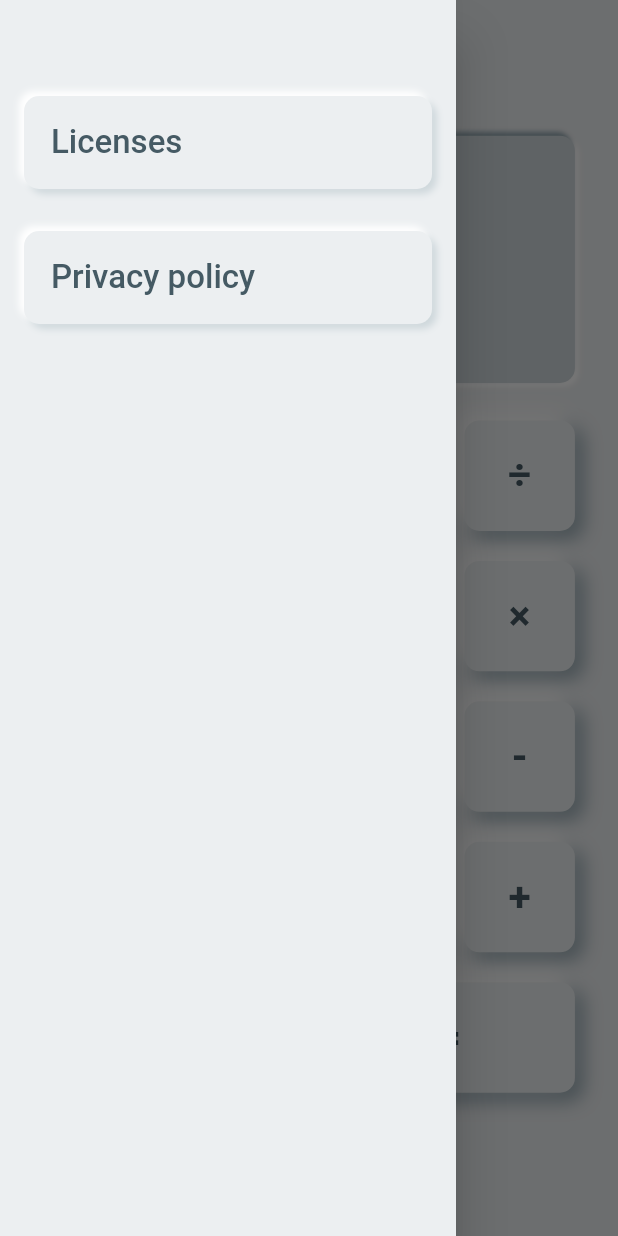
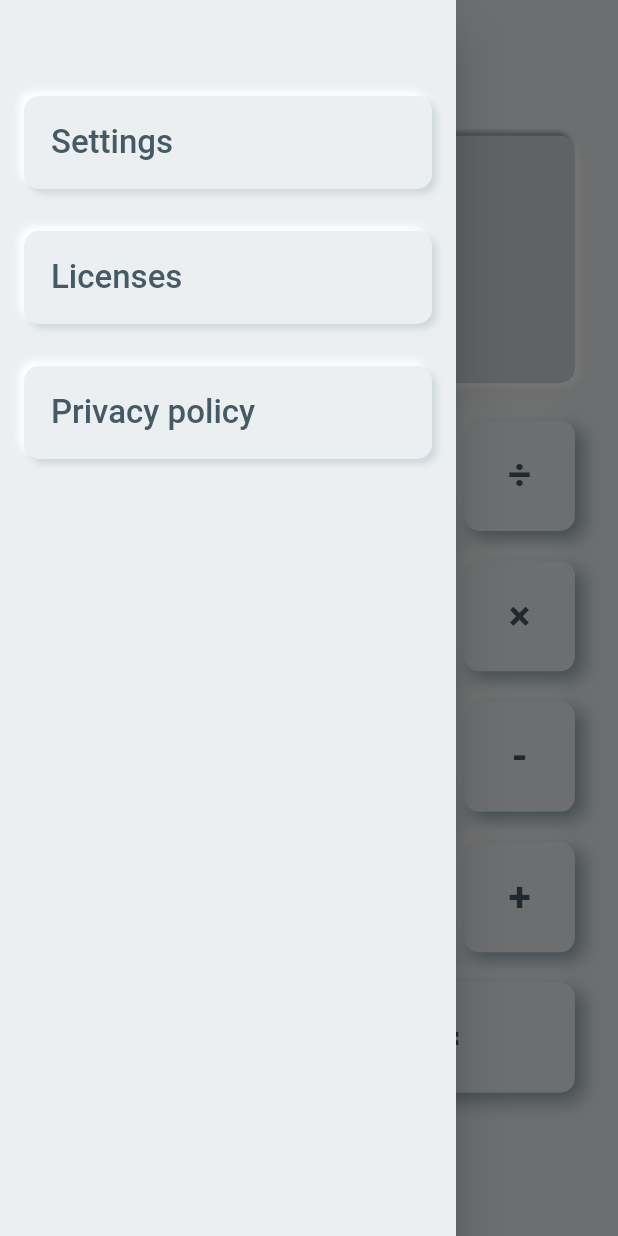
Before and after one commit to MasahiroLittleforest/Calculator-Flutter, a Flutter app: the screen it shows after launch, with the side drawer open, on a phone screen of 412 x 824 dp. Run offline on Flutter 3.47's test engine with Material 2 defaults, Android fonts, the phone set to English and light mode, and no system bars; our stand-ins replace firebase_crashlytics, math_expressions, package_info, shared_preferences; accounts and stored records are empty.

Commit message:
added dark theme and enabled switching themes manually and automatically

```diff
--- a/lib/main.dart
+++ b/lib/main.dart
@@ -2,15 +2,25 @@ import 'package:flutter/material.dart';
 import 'package:flutter/services.dart';
 import 'package:provider/provider.dart';
 import 'package:firebase_crashlytics/firebase_crashlytics.dart';
+import 'package:shared_preferences/shared_preferences.dart';
 
+import './providers/theme_provider.dart';
 import './providers/output_provider.dart';
 import './screens/calculator_screen.dart';
 
-void main() {
+void main() async {
   WidgetsFlutterBinding.ensureInitialized();
+
   SystemChrome.setPreferredOrientations([
     DeviceOrientation.portraitUp,
   ]);
+
+  SystemChrome.setSystemUIOverlayStyle(
+    SystemUiOverlayStyle(
+      statusBarColor: Colors.transparent,
+    ),
+  );
+
   // Set `enableInDevMode` to true to see reports while in debug mode
   // This is only to be used for confirming that reports are being
   // submitted as expected. It is not intended to be used for everyday
@@ -18,32 +28,67 @@ void main() {
   Crashlytics.instance.enableInDevMode = true;
   // Pass all uncaught errors from the framework to Crashlytics.
   FlutterError.onError = Crashlytics.instance.recordFlutterError;
-  SystemChrome.setSystemUIOverlayStyle(
-    SystemUiOverlayStyle(
-      statusBarColor: Colors.transparent,
-      statusBarIconBrightness: Brightness.dark,
-      systemNavigationBarColor: Colors.blueGrey[50],
-      systemNavigationBarIconBrightness: Brightness.dark,
+
+  final SharedPreferences _sharedPreferences =
+      await SharedPreferences.getInstance();
+  runApp(
+    ChangeNotifierProvider(
+      create: (BuildContext context) {
+        return ThemeProvider(
+          sharedPreferences: _sharedPreferences,
+          context: context,
+        );
+      },
+      child: MyApp(),
     ),
   );
-  runApp(MyApp());
 }
 
-class MyApp extends StatelessWidget {
+class MyApp extends StatefulWidget {
+  @override
+  _MyAppState createState() => _MyAppState();
+}
+
+class _MyAppState extends State<MyApp> with WidgetsBindingObserver {
+  @override
+  void initState() {
+    super.initState();
+    WidgetsBinding.instance.addObserver(this);
+  }
+
+  @override
+  void didChangePlatformBrightness() {
+    final ThemeProvider _themeProvider =
+        Provider.of<ThemeProvider>(context, listen: false);
+    final Brightness _deviceBrightness =
+        WidgetsBinding.instance.window.platformBrightness;
+    if (_themeProvider.useDeviceTheme) {
+      _themeProvider.isDarkTheme = _deviceBrightness == Brightness.dark;
+    }
+    super.didChangePlatformBrightness();
+  }
+
+  @override
+  void dispose() {
+    WidgetsBinding.instance.removeObserver(this);
+    super.dispose();
+  }
+
   @override
   Widget build(BuildContext context) {
-    return ChangeNotifierProvider<Output>(
-      create: (context) {
-        return Output();
-      },
-      child: MaterialApp(
-        debugShowCheckedModeBanner: false,
-        title: 'Neumorphic Calculator',
-        theme: ThemeData(
-          primarySwatch: Colors.blueGrey,
-          backgroundColor: Colors.blueGrey[50],
+    final ThemeProvider _themeProvider = Provider.of<ThemeProvider>(context);
+    return AnnotatedRegion<SystemUiOverlayStyle>(
+      value: _themeProvider.systemUiOverlayStyle,
+      child: ChangeNotifierProvider<Output>(
+        create: (BuildContext _) {
+          return Output();
+        },
+        child: MaterialApp(
+          debugShowCheckedModeBanner: false,
+          title: 'Neumorphic Calculator',
+          theme: _themeProvider.currentThemeData,
+          home: CalculatorScreen(),
         ),
-        home: CalculatorScreen(),
       ),
     );
   }
--- /dev/null
+++ b/lib/providers/theme_provider.dart
@@ -0,0 +1,114 @@
+import 'package:flutter/material.dart';
+import 'package:flutter/services.dart';
+import 'package:shared_preferences/shared_preferences.dart';
+
+import '../utils/shared_preferences_keys.dart';
+
+class ThemeProvider with ChangeNotifier {
+  ThemeProvider({
+    @required this.sharedPreferences,
+    @required BuildContext context,
+  }) {
+    this.useDeviceTheme =
+        sharedPreferences.getBool(SharedPreferencesKeys.useDeviceTheme) ?? true;
+    this.isDarkTheme =
+        sharedPreferences.getBool(SharedPreferencesKeys.isDarkTheme) ?? false;
+  }
+
+  final SharedPreferences sharedPreferences;
+  bool _isDarkTheme;
+  bool _useDeviceTheme;
+
+  bool get isDarkTheme => _isDarkTheme;
+  bool get useDeviceTheme => _useDeviceTheme;
+
+  ThemeData get currentThemeData =>
+      _isDarkTheme ? darkThemeData : lightThemeData;
+
+  set isDarkTheme(bool value) {
+    _isDarkTheme = value;
+    notifyListeners();
+    saveTheme(isDarkTheme: value);
+    print('Is dark theme: $isDarkTheme');
+    print('Use device theme: $useDeviceTheme');
+  }
+
+  set useDeviceTheme(bool value) {
+    _useDeviceTheme = value;
+    notifyListeners();
+    (() async {
+      sharedPreferences.setBool(
+        SharedPreferencesKeys.useDeviceTheme,
+        useDeviceTheme,
+      );
+    })();
+    print('Is dark theme: $isDarkTheme');
+    print('Use device theme: $useDeviceTheme');
+  }
+
+  Future<void> saveTheme({@required bool isDarkTheme}) async {
+    sharedPreferences.setBool(SharedPreferencesKeys.isDarkTheme, isDarkTheme);
+  }
+
+  static final ThemeData lightThemeData = ThemeData(
+    primarySwatch: Colors.blueGrey,
+    scaffoldBackgroundColor: Colors.blueGrey[50],
+    backgroundColor: Colors.blueGrey[50],
+    accentColor: Colors.blueGrey[700],
+    appBarTheme: AppBarTheme(
+      brightness: Brightness.light,
+    ),
+    textTheme: TextTheme(
+      bodyText2: TextStyle(
+        color: Colors.blueGrey[700],
+      ),
+      headline1: TextStyle(
+        color: Colors.blueGrey,
+      ),
+    ),
+  );
+
+  static final ThemeData darkThemeData = ThemeData.dark().copyWith(
+    scaffoldBackgroundColor: Colors.grey[900],
+    backgroundColor: Colors.grey[900],
+    accentColor: Colors.grey[400],
+    appBarTheme: AppBarTheme(
+      brightness: Brightness.dark,
+    ),
+    textTheme: TextTheme(
+      bodyText2: TextStyle(
+        color: Colors.grey[400],
+      ),
+      headline1: TextStyle(
+        color: Colors.grey[600],
+      ),
+    ),
+  );
+
+  final SystemUiOverlayStyle systemUiOverlayStyleForLight =
+      SystemUiOverlayStyle(
+    // Only Android && M+
+    statusBarIconBrightness: Brightness.dark,
+    // Only Android && O+
+    systemNavigationBarColor: lightThemeData.scaffoldBackgroundColor,
+    // Only Android && P+
+    systemNavigationBarDividerColor: lightThemeData.accentColor,
+    // Only Android && O+
+    systemNavigationBarIconBrightness: Brightness.dark,
+  );
+
+  final SystemUiOverlayStyle systemUiOverlayStyleForDark =
+      SystemUiOverlayStyle.light.copyWith(
+    // Only Android && M+
+    statusBarIconBrightness: Brightness.light,
+    // Only Android && O+
+    systemNavigationBarColor: darkThemeData.scaffoldBackgroundColor,
+    // Only Android && P+
+    systemNavigationBarDividerColor: darkThemeData.accentColor,
+    // Only Android && O+
+    systemNavigationBarIconBrightness: Brightness.light,
+  );
+
+  SystemUiOverlayStyle get systemUiOverlayStyle =>
+      _isDarkTheme ? systemUiOverlayStyleForDark : systemUiOverlayStyleForLight;
+}
--- a/lib/screens/calculator_screen.dart
+++ b/lib/screens/calculator_screen.dart
@@ -1,5 +1,4 @@
 import 'package:flutter/material.dart';
-import 'package:flutter/services.dart';
 
 import '../widgets/app_drawer.dart';
 import '../widgets/buttons.dart';
@@ -28,16 +27,8 @@ class _CalculatorScreenState extends State<CalculatorScreen> {
 
   @override
   Widget build(BuildContext context) {
-    return AnnotatedRegion<SystemUiOverlayStyle>(
-      value: SystemUiOverlayStyle(
-        statusBarColor: Colors.transparent,
-        statusBarIconBrightness: Brightness.dark,
-        systemNavigationBarColor: Colors.blueGrey[50],
-        systemNavigationBarIconBrightness: Brightness.dark,
-      ),
-      child: Scaffold(
+    return Scaffold(
       key: _scaffoldKey,
-        backgroundColor: Colors.blueGrey[50],
       drawer: AppDrawer(),
       body: SafeArea(
         child: Center(
@@ -55,7 +46,6 @@ class _CalculatorScreenState extends State<CalculatorScreen> {
           ),
         ),
       ),
-      ),
     );
   }
 }
--- /dev/null
+++ b/lib/screens/settings_screen.dart
@@ -0,0 +1,54 @@
+import 'package:flutter/material.dart';
+import 'package:provider/provider.dart';
+
+import '../providers/theme_provider.dart';
+
+class SettingsScreen extends StatelessWidget {
+  @override
+  Widget build(BuildContext context) {
+    final ThemeProvider _themeProvider = Provider.of<ThemeProvider>(context);
+    return Scaffold(
+      backgroundColor: Theme.of(context).backgroundColor,
+      appBar: AppBar(
+        backgroundColor: Colors.transparent,
+        elevation: 0,
+        iconTheme: IconThemeData(
+          color: Theme.of(context).iconTheme.color,
+        ),
+      ),
+      body: Column(
+        children: <Widget>[
+          ListTile(
+            title: Text(
+              'Theme',
+              style: TextStyle(
+                color: Theme.of(context).textTheme.bodyText2.color,
+              ),
+            ),
+          ),
+          SwitchListTile(
+            title: const Text('Dark theme'),
+            value: _themeProvider.isDarkTheme,
+            onChanged: _themeProvider.useDeviceTheme
+                ? null
+                : (bool newVal) {
+                    _themeProvider.isDarkTheme = newVal;
+                  },
+          ),
+          SwitchListTile(
+            title: const Text('Use device theme'),
+            value: _themeProvider.useDeviceTheme,
+            onChanged: (bool newVal) {
+              _themeProvider.useDeviceTheme = newVal;
+              if (_themeProvider.useDeviceTheme) {
+                _themeProvider.isDarkTheme =
+                    MediaQuery.of(context).platformBrightness ==
+                        Brightness.dark;
+              }
+            },
+          ),
+        ],
+      ),
+    );
+  }
+}
--- /dev/null
+++ b/lib/utils/shared_preferences_keys.dart
@@ -0,0 +1,4 @@
+class SharedPreferencesKeys {
+  static const String isDarkTheme = 'isDarkTheme';
+  static const String useDeviceTheme = 'useDeviceTheme';
+}
--- a/lib/widgets/app_drawer.dart
+++ b/lib/widgets/app_drawer.dart
@@ -3,6 +3,7 @@ import 'package:url_launcher/url_launcher.dart';
 import 'package:package_info/package_info.dart';
 
 import './neumorphic_container.dart';
+import '../screens/settings_screen.dart';
 
 class AppDrawer extends StatelessWidget {
   void _launchUrl() async {
@@ -29,10 +30,37 @@ class AppDrawer extends StatelessWidget {
                   child: Padding(
                     padding: const EdgeInsets.all(8.0),
                     child: Text(
+                      'Settings',
+                      style: TextStyle(
+                        fontSize: 22.0,
+                        color: Theme.of(context).textTheme.bodyText2.color,
+                      ),
+                    ),
+                  ),
+                ),
+              ),
+              onTap: () {
+                Navigator.of(context).push(
+                  MaterialPageRoute(
+                    builder: (BuildContext context) {
+                      return SettingsScreen();
+                    },
+                  ),
+                );
+              },
+            ),
+            const SizedBox(height: 20),
+            ListTile(
+              title: NeumorphicContainer(
+                child: Align(
+                  alignment: Alignment.centerLeft,
+                  child: Padding(
+                    padding: const EdgeInsets.all(8.0),
+                    child: Text(
                       'Licenses',
                       style: TextStyle(
                         fontSize: 22.0,
-                        color: Colors.blueGrey[700],
+                        color: Theme.of(context).textTheme.bodyText2.color,
                       ),
                     ),
                   ),
@@ -68,7 +96,7 @@ class AppDrawer extends StatelessWidget {
                       'Privacy policy',
                       style: TextStyle(
                         fontSize: 22.0,
-                        color: Colors.blueGrey[700],
+                        color: Theme.of(context).textTheme.bodyText2.color,
                       ),
                     ),
                   ),
--- a/lib/widgets/neumorphic_animated_container.dart
+++ b/lib/widgets/neumorphic_animated_container.dart
@@ -35,40 +35,83 @@ class NeumorphicAnimatedContainer extends StatefulWidget {
 
 class _NeumorphicAnimatedContainerState
     extends State<NeumorphicAnimatedContainer> {
+  List<BoxShadow> getBoxShadows({@required bool isPressed}) {
+    if (isPressed) {
+      return null;
+    }
+    final List<BoxShadow> lightThemeBoxShadows = [
+      BoxShadow(
+        offset: -widget.offset,
+        color: Colors.white,
+        blurRadius: widget.bevel,
+      ),
+      BoxShadow(
+        offset: widget.offset,
+        color: Colors.blueGrey[300],
+        blurRadius: widget.bevel,
+      ),
+    ];
+    final List<BoxShadow> darkThemeBoxShadows = [
+      BoxShadow(
+        offset: -widget.offset,
+        color: Colors.grey[850],
+        blurRadius: widget.bevel,
+      ),
+      BoxShadow(
+        offset: widget.offset,
+        color: Colors.black,
+        blurRadius: widget.bevel,
+      ),
+    ];
+    final Brightness _brightness = Theme.of(context).brightness;
+    if (_brightness == Brightness.light) {
+      return lightThemeBoxShadows;
+    } else {
+      return darkThemeBoxShadows;
+    }
+  }
+
+  final List<Color> _accentGradientColors = [
+    Colors.tealAccent[700],
+    Colors.tealAccent[400],
+    Colors.tealAccent,
+  ];
+  final List<Color> _lightGradientColors = [
+    Colors.blueGrey[200],
+    Colors.blueGrey[100],
+    Colors.blueGrey[50],
+  ];
+  final List<Color> _darkGradientColors = [
+    Colors.black,
+    Colors.grey[900],
+    Colors.grey[850],
+  ];
+
   LinearGradient _getGradient({
     @required bool isPressed,
     @required bool isLongPressed,
     @required String buttonText,
   }) {
+    final List<double> _stops = [
+      0.0,
+      0.5,
+      1.0,
+    ];
     if (isLongPressed && buttonText == 'DEL') {
       return LinearGradient(
         begin: Alignment.topLeft,
         end: Alignment.bottomRight,
-        stops: [
-          -0.2,
-          0.5,
-          1.2,
-        ],
-        colors: [
-          Colors.tealAccent[700],
-          Colors.tealAccent[400],
-          Colors.tealAccent,
-        ],
+        stops: _stops,
+        colors: _accentGradientColors,
       );
     } else if (isPressed) {
       return LinearGradient(
         begin: Alignment.topLeft,
         end: Alignment.bottomRight,
-        stops: [
-          -0.2,
-          0.5,
-          1.2,
-        ],
-        colors: [
-          Colors.blueGrey[200],
-          Colors.blueGrey[100],
-          Colors.blueGrey[50],
-        ],
+        stops: _stops,
+        colors: Theme.of(context).brightness == Brightness.light
+            ? _lightGradientColors
+            : _darkGradientColors,
       );
     } else {
       return null;
@@ -92,20 +135,7 @@ class _NeumorphicAnimatedContainerState
           buttonText: widget.buttonText,
         ),
         borderRadius: BorderRadius.circular(widget.radius),
-        boxShadow: widget.isPressed
-            ? null
-            : [
-                BoxShadow(
-                  offset: widget.offset,
-                  color: Colors.blueGrey[300],
-                  blurRadius: widget.bevel,
-                ),
-                BoxShadow(
-                  offset: -widget.offset,
-                  color: Colors.white,
-                  blurRadius: widget.bevel,
-                ),
-              ],
+        boxShadow: getBoxShadows(isPressed: widget.isPressed),
       ),
       child: widget.child,
     );
--- a/lib/widgets/neumorphic_button.dart
+++ b/lib/widgets/neumorphic_button.dart
@@ -12,7 +12,6 @@ class NeumorphicButton extends StatefulWidget {
   final int flex;
   final double bevel;
   final Offset blurOffset;
-  final Color color;
 
   NeumorphicButton({
     this.width,
@@ -20,7 +19,6 @@ class NeumorphicButton extends StatefulWidget {
     @required this.text,
     this.flex = 1,
     this.bevel = 10,
-    this.color,
   }) : this.blurOffset = Offset(bevel / 2, bevel / 2);
 
   @override
@@ -30,7 +28,6 @@ class NeumorphicButton extends StatefulWidget {
 class _NeumorphicButtonState extends State<NeumorphicButton> {
   bool _isPressed = false;
   bool _isLongPressed = false;
-  Color _color;
 
   double _getButtonSize() {
     final double _displayWidth = MediaQuery.of(context).size.width;
@@ -65,16 +62,6 @@ class _NeumorphicButtonState extends State<NeumorphicButton> {
   }
 
   @override
-  void initState() {
-    if (widget.color == null) {
-      _color = Colors.blueGrey[50];
-    } else {
-      _color = widget.color;
-    }
-    super.initState();
-  }
-
-  @override
   Widget build(BuildContext context) {
     final double _buttonSize = _getButtonSize();
     final double _buttonWidth =
@@ -102,19 +89,6 @@ class _NeumorphicButtonState extends State<NeumorphicButton> {
               print('onPointerUp');
             },
             child: GestureDetector(
-              // onTapDown: (details) {
-              //   print('Tap down');
-              //   setState(() {
-              //     _isPressed = true;
-              //   });
-              // },
-              // onTapUp: (details) {
-              //   print('Tap up');
-              //   setState(() {
-              //     _isPressed = false;
-              //   });
-              //   output.onTapped(buttonText: widget.text);
-              // },
               onLongPressStart: (details) {
                 print('Long press start');
                 setState(() {
@@ -135,15 +109,11 @@ class _NeumorphicButtonState extends State<NeumorphicButton> {
                   _isPressed = false;
                   _isLongPressed = false;
                 });
-                // if (widget.text != 'DEL') {
-                //   output.onTapped(buttonText: widget.text);
-                // }
               },
               child: NeumorphicAnimatedContainer(
                 buttonText: widget.text,
                 width: _buttonWidth,
                 height: _buttonHeight,
-                color: _color,
                 child: Container(
                   height: widget.height,
                   child: Center(
@@ -155,7 +125,6 @@ class _NeumorphicButtonState extends State<NeumorphicButton> {
                           buttonSize: _buttonSize,
                         ),
                         fontWeight: FontWeight.bold,
-                        color: Colors.blueGrey[700],
                       ),
                     ),
                   ),
--- a/lib/widgets/neumorphic_container.dart
+++ b/lib/widgets/neumorphic_container.dart
@@ -22,31 +22,47 @@ class NeumorphicContainer extends StatelessWidget {
     this.child,
   }) : this.offset = Offset(bevel / 3, bevel / 3);
 
+  List<BoxShadow> getBoxShadows({@required BuildContext context}) {
+    final Brightness _brightness = Theme.of(context).brightness;
+    if (_brightness == Brightness.light) {
+      return [
+        BoxShadow(
+          offset: -offset,
+          color: Colors.white,
+          blurRadius: bevel / 3,
+        ),
+        BoxShadow(
+          offset: offset,
+          color: Colors.blueGrey[100],
+          blurRadius: bevel / 3,
+        ),
+      ];
+    } else {
+      return [
+        BoxShadow(
+          offset: -offset,
+          color: Colors.grey[850],
+          blurRadius: bevel / 3,
+        ),
+        BoxShadow(
+          offset: offset,
+          color: Colors.black,
+          blurRadius: bevel / 3,
+        ),
+      ];
+    }
+  }
+
   @override
   Widget build(BuildContext context) {
-    final Color _color =
-        color == null ? Theme.of(context).backgroundColor : color;
-    final Color _boxShadowColor =
-        boxShadowColor == null ? Colors.blueGrey[100] : boxShadowColor;
     return Container(
       width: width,
       height: height,
       padding: padding,
       decoration: BoxDecoration(
-        color: _color,
+        color: Theme.of(context).backgroundColor,
         borderRadius: BorderRadius.circular(radius),
-        boxShadow: [
-          BoxShadow(
-            offset: offset,
-            color: _boxShadowColor,
-            blurRadius: bevel / 3,
-          ),
-          BoxShadow(
-            offset: -offset,
-            color: Colors.white,
-            blurRadius: bevel / 3,
-          ),
-        ],
+        boxShadow: getBoxShadows(context: context),
       ),
       child: child,
     );
--- a/lib/widgets/neumorphic_emboss_container.dart
+++ b/lib/widgets/neumorphic_emboss_container.dart
@@ -17,27 +17,48 @@ class NeumorphicEmbossContainer extends StatelessWidget {
     this.child,
   });
 
+  List<BoxShadow> getBoxShadows({@required BuildContext context}) {
+    final Brightness _brightness = Theme.of(context).brightness;
+    final List<BoxShadow> lightThemeBoxShadows = [
+      BoxShadow(
+        offset: Offset(bevel / 4, bevel / 4),
+        color: Colors.white,
+        blurRadius: bevel / 4,
+      ),
+      BoxShadow(
+        offset: Offset(-bevel / 4, -bevel / 4),
+        color: Colors.blueGrey[300],
+        blurRadius: bevel / 4,
+      ),
+    ];
+    final List<BoxShadow> darkThemeBoxShadows = [
+      BoxShadow(
+        offset: Offset(bevel / 4, bevel / 4),
+        color: Colors.grey[800],
+        blurRadius: bevel / 4,
+      ),
+      BoxShadow(
+        offset: Offset(-bevel / 4, -bevel / 4),
+        color: Colors.black,
+        blurRadius: bevel / 4,
+      ),
+    ];
+    if (_brightness == Brightness.light) {
+      return lightThemeBoxShadows;
+    } else {
+      return darkThemeBoxShadows;
+    }
+  }
+
   @override
   Widget build(BuildContext context) {
-    final Color _color = color == null ? Colors.blueGrey[50] : color;
     return Container(
       width: width,
       height: height,
       decoration: BoxDecoration(
-        color: _color,
+        color: color,
         borderRadius: BorderRadius.circular(radius),
-        boxShadow: [
-          BoxShadow(
-            offset: Offset(bevel / 4, bevel / 4),
-            color: Colors.white,
-            blurRadius: bevel / 4,
-          ),
-          BoxShadow(
-            offset: Offset(-bevel / 4, -bevel / 4),
-            color: Colors.blueGrey[300],
-            blurRadius: bevel / 4,
-          ),
-        ],
+        boxShadow: getBoxShadows(context: context),
       ),
       child: child,
     );
--- a/lib/widgets/output_display.dart
+++ b/lib/widgets/output_display.dart
@@ -1,16 +1,15 @@
 import 'package:flutter/material.dart';
 import 'package:provider/provider.dart';
 
+import '../providers/theme_provider.dart';
 import '../providers/output_provider.dart';
 import './neumorphic_emboss_container.dart';
 
 class OutputDisplay extends StatefulWidget {
   final double height;
-  final Color color;
 
   OutputDisplay({
     this.height = 120.0,
-    this.color,
   });
 
   @override
@@ -22,9 +21,9 @@ class _OutputDisplayState extends State<OutputDisplay>
   double _getContainerWidth() {
     final double _displayWidth = MediaQuery.of(context).size.width;
     final double _displayHeight = MediaQuery.of(context).size.height;
-    double _buttonSize;
+    double _buttonSize = 0;
     final double _buttonHorizontalPadding = 20;
-    double width;
+    double width = 0;
     if (_displayHeight / _displayWidth >= 16 / 10) {
       _buttonSize = _displayWidth / 4.4;
     } else {
@@ -52,7 +51,6 @@ class _OutputDisplayState extends State<OutputDisplay>
       style: TextStyle(
         fontSize: MediaQuery.of(context).size.width * 0.09,
         fontWeight: FontWeight.bold,
-        color: Colors.blueGrey[700],
       ),
     );
   }
@@ -63,15 +61,16 @@ class _OutputDisplayState extends State<OutputDisplay>
       style: TextStyle(
         fontSize: MediaQuery.of(context).size.width * 0.07,
         fontWeight: FontWeight.bold,
-        color: Colors.blueGrey,
+        color: Theme.of(context).textTheme.headline1.color,
       ),
     );
   }
 
   @override
   Widget build(BuildContext context) {
+    final ThemeProvider _themeProvider = Provider.of<ThemeProvider>(context);
     final Color _color =
-        widget.color == null ? Colors.blueGrey[100] : widget.color;
+        _themeProvider.isDarkTheme ? Colors.grey[850] : Colors.blueGrey[100];
     return Consumer<Output>(
       builder: (BuildContext context, Output output, _) {
         return NeumorphicEmbossContainer(
--- a/pubspec.yaml
+++ b/pubspec.yaml
@@ -22,7 +22,8 @@ dependencies:
   provider: ^4.0.4
   math_expressions: ^2.0.0
   url_launcher: ^5.4.2
-  package_info: '>=0.4.0+16<2.0.0'
+  package_info: ">=0.4.0+16<2.0.0"
+  shared_preferences: ">=0.5.8<2.0.0"
   firebase_core: ^0.4.4+3
   firebase_analytics: ^5.0.11
   firebase_crashlytics: ^0.1.3+3
@@ -55,7 +56,7 @@ flutter:
   uses-material-design: true
   # To add assets to your application, add an assets section, like this:
   assets:
-   - "assets/icon/icon_512_iphone.png"
+    - "assets/icon/icon_512_iphone.png"
   #  - images/a_dot_ham.jpeg
   # An image asset can refer to one or more resolution-specific "variants", see
   # https://flutter.dev/assets-and-images/#resolution-aware.
```
Lines whose indentation alone changed are shown as unchanged.
